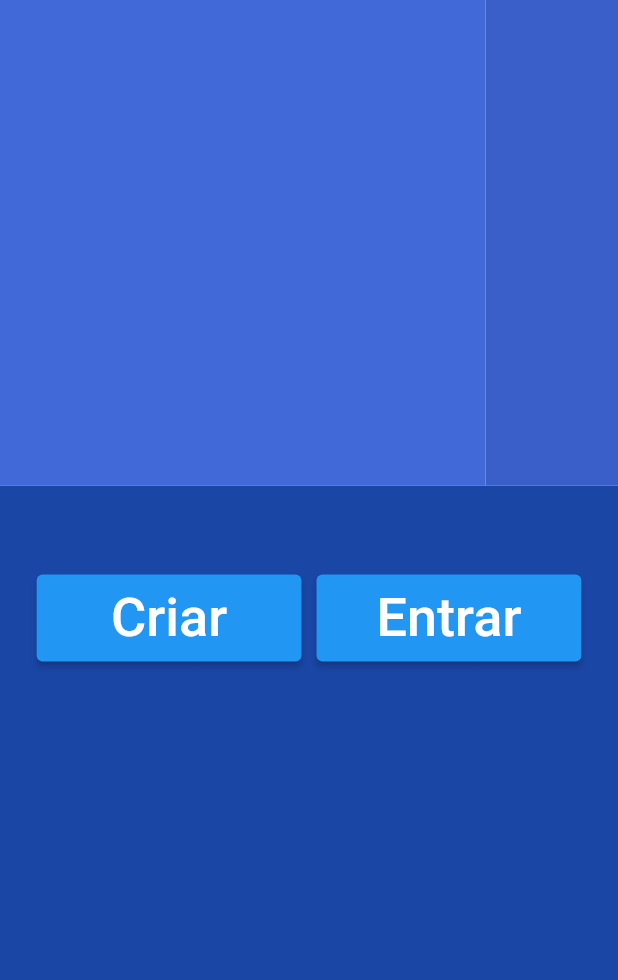
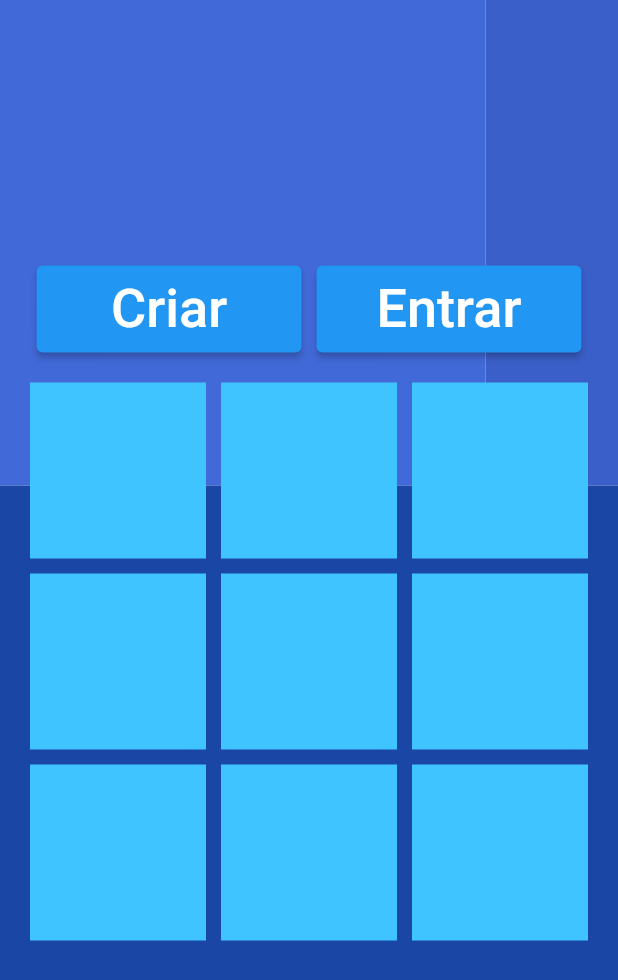
Before and after one commit to beribeiro/plataform_channel_game, a Flutter app: the screen it shows after launch, on a phone screen of 412 x 824 dp. Shown: the top 980 px of the screen. Run offline on Flutter 3.47's test engine with Material 2 defaults, Android fonts, the phone set to English and light mode, and no system bars; our stand-ins replace flutter_screenutil.

Commit message:
terminando jogada

```diff
--- a/lib/screens/game.dart
+++ b/lib/screens/game.dart
@@ -17,6 +17,13 @@ class _GameWidgetState extends State<GameWidget> {
 
   Creator? creator;
   bool minhaVez = false;
+
+  //se == 0 branco, se == 1 eu, se==2 oponente jogou
+  List<List<int>> cells = [
+    [0,0,0],
+    [0,0,0],
+    [0,0,0]
+  ];
 
   @override
   Widget build(BuildContext context) {
@@ -75,6 +82,27 @@ class _GameWidgetState extends State<GameWidget> {
                         minhaVez == true ? "Faça sua jogada" : "Aguarde sua vez",
                         style: textStyle36
                       ),
+                      onLongPress: (){
+                        _sendMessage();
+                      },
+                    ),
+                    GridView.count(
+                      crossAxisCount: 3,
+                      padding: EdgeInsets.all(20),
+                      shrinkWrap: true,
+                      mainAxisSpacing: 10,
+                      crossAxisSpacing: 10,
+                      children: [
+                        getCell(0,0),
+                        getCell(0,1),
+                        getCell(0,2),
+                        getCell(1,0),
+                        getCell(1,1),
+                        getCell(1,2),
+                        getCell(2,0),
+                        getCell(2,1),
+                        getCell(2,2)
+                      ],
                     )
                   ],
               )),
@@ -127,4 +155,60 @@ class _GameWidgetState extends State<GameWidget> {
   Future _sendAction (String action, Map<String, dynamic> arguments) async {
 
   }
+
+  Widget getCell(int x, int y) => InkWell(
+    child: Container(
+      padding: const EdgeInsets.all(10),
+      color: Colors.lightBlueAccent,
+      child: Center(
+        child: Text(
+          cells[x][y] == 0 ? "" : cells[x][y] == 1 ? "X" : "O",
+          style: textStyle75,
+        )
+      ),
+    ),
+    onTap: () async{
+      if(minhaVez == true && cells[x][y] == 0){
+        _showSendingAction();
+        _sendAction('sendAction', {'tap' : '${creator!.creator ? "p1" : "p2"}|$x|$y'});
+        //.then((value){})
+        //Navigator.of(context).pop();
+        setState(() {
+          minhaVez = false;
+          cells[x][y] = 1;
+        });
+
+        checkWinner();
+      }
+    },
+  );
+
+  void _showSendingAction(){
+
+  }
+
+  void checkWinner(){
+
+  }
+
+  void _sendMessage() async{
+    TextEditingController controller = TextEditingController();
+    return showDialog(
+      context: context,
+      barrierDismissible: true,
+      builder: (BuildContext context) {
+        return AlertDialog(
+        title: const Text("Digite a mensagem para enviar"),
+        content: TextField(controller: controller),
+        actions: [
+          ElevatedButton(
+            child: const Text("Enviar"),
+            onPressed: () {
+              Navigator.of(context).pop();
+              _sendAction('chat', {'message' : '$creator!.creator ? "p1" : "p2"}|${controller.text}'});
+      })
+        ]
+    );
+    });
+  }
 }
```
